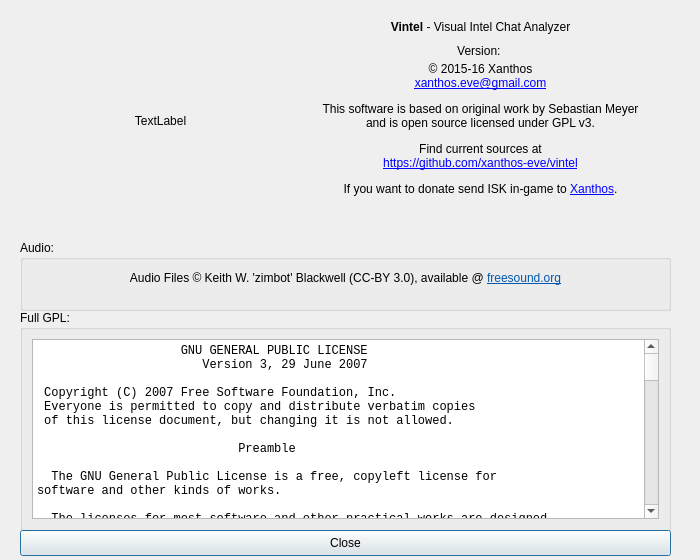
The window that src/vi/ui/Info.ui (Xanthos-Code/vintel) describes before a commit, drawn with Qt 5.
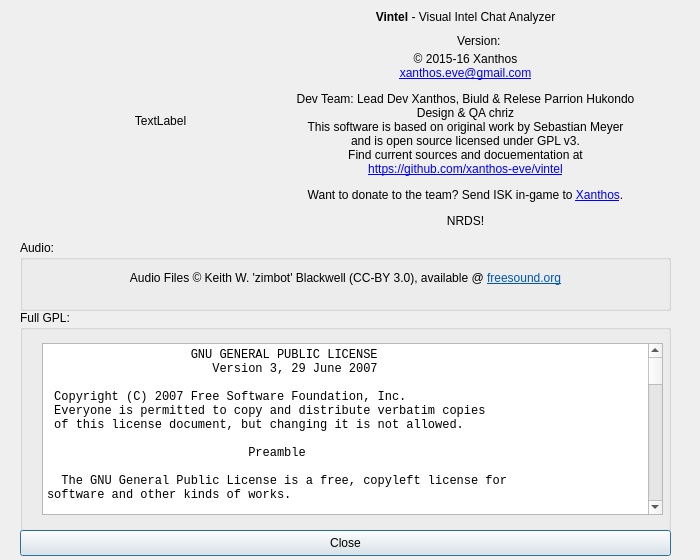
The same window after the commit.

```diff
--- a/src/vi/ui/Info.ui
+++ b/src/vi/ui/Info.ui
@@ -43,9 +43,15 @@
    <property name="title">
     <string>Full GPL:</string>
    </property>
-   <layout class="QGridLayout" name="gridLayout">
-    <item row="0" column="0">
      <widget class="QPlainTextEdit" name="plainTextEdit">
+    <property name="geometry">
+     <rect>
+      <x>22</x>
+      <y>33</y>
+      <width>621</width>
+      <height>172</height>
+     </rect>
+    </property>
       <property name="font">
        <font>
         <family>Courier New</family>
@@ -733,20 +739,18 @@
 </string>
       </property>
      </widget>
-    </item>
-   </layout>
   </widget>
   <widget class="QLabel" name="label">
    <property name="geometry">
     <rect>
-     <x>290</x>
-     <y>20</y>
-     <width>381</width>
-     <height>231</height>
+     <x>260</x>
+     <y>10</y>
+     <width>411</width>
+     <height>251</height>
     </rect>
    </property>
    <property name="text">
-    <string>&lt;html&gt;&lt;head/&gt;&lt;body&gt;&lt;p&gt;&lt;span style=&quot; font-weight:600;&quot;&gt;Vintel&lt;/span&gt; - Visual Intel Chat Analyzer&lt;br/&gt;&lt;br/&gt;&lt;br/&gt;© 2015-16 Xanthos &lt;br/&gt;&lt;a href=&quot;mailto:xanthos.eve@gmail.com&quot;&gt;&lt;span style=&quot; text-decoration: underline; color:#0000ff;&quot;&gt;xanthos.eve@gmail.com&lt;/span&gt;&lt;/a&gt;&lt;/p&gt;&lt;p&gt;This software is based on original work by Sebastian Meyer &lt;br/&gt;and is open source licensed under GPL v3.&lt;/p&gt;&lt;p&gt;Find current sources at&lt;br/&gt;&lt;a href=&quot;https://github.com/XanthosX/vintel&quot;&gt;&lt;span style=&quot; text-decoration: underline; color:#0000ff;&quot;&gt;https://github.com/xanthos-eve/vintel&lt;/span&gt;&lt;/a&gt;&lt;/p&gt;&lt;p&gt;If you want to donate send ISK in-game to &lt;a href=&quot;http://image.eveonline.com/Character/183452271_256.jpg&quot;&gt;&lt;span style=&quot; text-decoration: underline; color:#0000ff;&quot;&gt;Xanthos&lt;/span&gt;&lt;/a&gt;.&lt;/p&gt;&lt;/body&gt;&lt;/html&gt;</string>
+    <string>&lt;html&gt;&lt;head/&gt;&lt;body&gt;&lt;p align=&quot;center&quot;&gt;&lt;span style=&quot; font-weight:600;&quot;&gt;Vintel&lt;/span&gt; - Visual Intel Chat Analyzer&lt;br/&gt;&lt;br/&gt;&lt;br/&gt;© 2015-16 Xanthos &lt;br/&gt;&lt;a href=&quot;mailto:xanthos.eve@gmail.com&quot;&gt;&lt;span style=&quot; text-decoration: underline; color:#0000ff;&quot;&gt;xanthos.eve@gmail.com&lt;/span&gt;&lt;/a&gt;&lt;/p&gt;&lt;p align=&quot;center&quot;&gt;Dev Team: Lead Dev Xanthos, Biuld &amp;amp; Relese Parrion Hukondo&lt;br/&gt;Design &amp;amp; QA chriz&lt;br/&gt;This software is based on original work by Sebastian Meyer &lt;br/&gt;and is open source licensed under GPL v3.&lt;br/&gt;Find current sources and docuementation at&lt;br/&gt;&lt;a href=&quot;https://github.com/XanthosX/vintel&quot;&gt;&lt;span style=&quot; text-decoration: underline; color:#0000ff;&quot;&gt;https://github.com/xanthos-eve/vintel&lt;/span&gt;&lt;/a&gt;&lt;/p&gt;&lt;p align=&quot;center&quot;&gt;Want to donate to the team? Send ISK in-game to &lt;a href=&quot;http://image.eveonline.com/Character/183452271_256.jpg&quot;&gt;&lt;span style=&quot; text-decoration: underline; color:#0000ff;&quot;&gt;Xanthos&lt;/span&gt;&lt;/a&gt;.&lt;/p&gt;&lt;p align=&quot;center&quot;&gt;NRDS!&lt;/p&gt;&lt;/body&gt;&lt;/html&gt;</string>
    </property>
    <property name="alignment">
     <set>Qt::AlignHCenter|Qt::AlignTop</set>
@@ -759,7 +763,7 @@
    <property name="geometry">
     <rect>
      <x>370</x>
-     <y>40</y>
+     <y>30</y>
      <width>221</width>
      <height>21</height>
     </rect>
```
Lines whose indentation alone changed are shown as unchanged.
